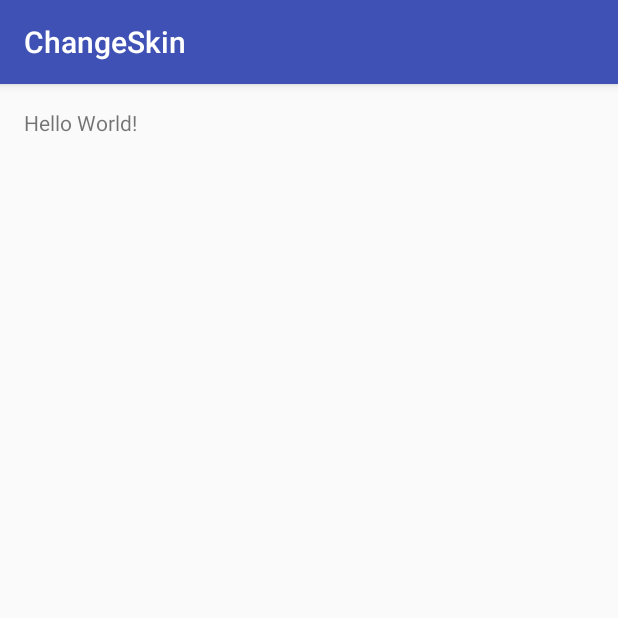
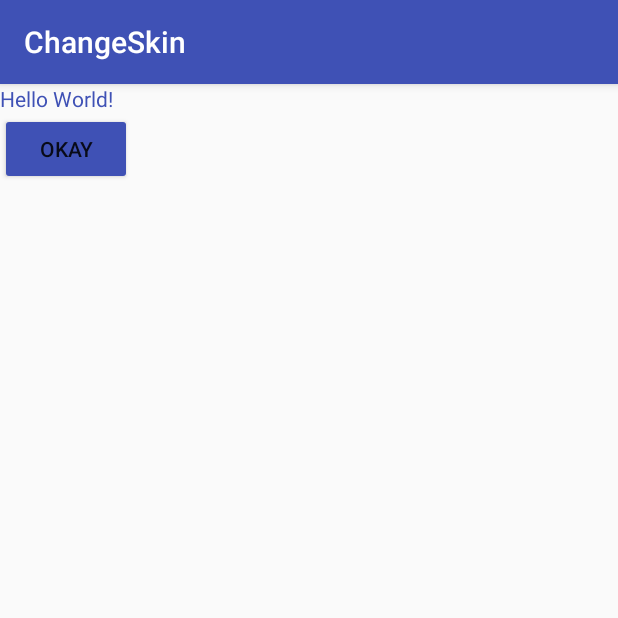
Before and after one commit to torv/ChangeSkin, an Android app: the screen it shows after launch (MainActivity), on a phone screen of 412 x 824 dp, the top half of it. Run offline under Robolectric (Android 15) with nearby library versions, the phone set to English and light mode, and no system bars.

Commit message:
Add skin logic

```diff
--- a/app/src/main/java/com/torv/adam/changeskin/MainActivity.java
+++ b/app/src/main/java/com/torv/adam/changeskin/MainActivity.java
@@ -1,13 +1,38 @@
 package com.torv.adam.changeskin;
 
+import android.graphics.PorterDuff;
 import android.support.v7.app.AppCompatActivity;
 import android.os.Bundle;
+import android.widget.Button;
+import android.widget.TextView;
 
 public class MainActivity extends AppCompatActivity {
+
+    TextView textView;
+    Button btn;
 
     @Override
     protected void onCreate(Bundle savedInstanceState) {
         super.onCreate(savedInstanceState);
+        /** init skin */
+        String packageName = "";
+        Bundle bundle = getIntent().getExtras();
+        if(null != bundle) {
+            packageName = bundle.getString(Skin.BUNDLE_KEY_PACKAGE_NAME, "");
+        }
+        Skin.instance.init(this, packageName);
+        /** init skin */
+
         setContentView(R.layout.activity_main);
+
+        initView();
+    }
+
+    private void initView() {
+        textView = (TextView) findViewById(R.id.id_textView);
+        btn = (Button) findViewById(R.id.id_btn);
+
+        textView.setTextColor(Skin.instance.getColor("colorPrimary"));
+        btn.getBackground().setColorFilter(Skin.instance.getColor("colorPrimary"), PorterDuff.Mode.MULTIPLY);
     }
 }
--- /dev/null
+++ b/app/src/main/java/com/torv/adam/changeskin/Skin.java
@@ -0,0 +1,83 @@
+package com.torv.adam.changeskin;
+
+import android.content.Context;
+import android.content.SharedPreferences;
+import android.content.pm.PackageManager;
+import android.content.res.Resources;
+import android.preference.PreferenceManager;
+import android.support.v4.content.SharedPreferencesCompat;
+import android.text.TextUtils;
+import android.util.Log;
+
+/**
+ * Created by AdamLi on 2017/2/8.
+ */
+
+public enum Skin {
+    instance;
+
+    public static final String BUNDLE_KEY_PACKAGE_NAME = "bundle_key_package_name";
+    public static final String SP_KEY_PACKAGE_NAME = "sp_key_package_name";
+
+    public static final String DEFTYPE_COLOR = "color";
+
+    private static final String TAG = Skin.class.getSimpleName();
+
+    private String mCurrentPackageName;
+    Resources mResources;
+
+    public synchronized void init(Context context, String packageName) {
+        if(null == context) {
+            return;
+        }
+        String tempName = packageName;
+        if(TextUtils.isEmpty(tempName)) {
+            if(!TextUtils.isEmpty(mCurrentPackageName)) {
+                Log.d(TAG, "skin not update and already init, return");
+                return;
+            } else {
+                // not init, need init, first check if saved?
+                tempName = getPackageNameFromSP(context);
+                if(TextUtils.isEmpty(tempName)) {
+                    // package name not saved, use default
+                    tempName = context.getPackageName();
+                }
+            }
+        } else {
+            if(tempName.equalsIgnoreCase(mCurrentPackageName)) {
+                Log.d(TAG, "save skin as before");
+                return;
+            }
+        }
+        mCurrentPackageName = tempName;
+        savePackageNameToSP(context, mCurrentPackageName);
+
+        try {
+            Context themeCtx = context.createPackageContext(mCurrentPackageName, Context.CONTEXT_IGNORE_SECURITY);
+            mResources = themeCtx.getResources();
+        } catch (PackageManager.NameNotFoundException e) {
+            e.printStackTrace();
+            mResources = context.getResources();
+        }
+    }
+
+    private void savePackageNameToSP(Context context, String packageName) {
+        SharedPreferences sharedPreferences = PreferenceManager.getDefaultSharedPreferences(context);
+        SharedPreferences.Editor editor = sharedPreferences.edit();
+        editor.putString(SP_KEY_PACKAGE_NAME, packageName);
+        SharedPreferencesCompat.EditorCompat.getInstance().apply(editor);
+    }
+
+    private String getPackageNameFromSP(Context context) {
+        SharedPreferences sharedPreferences = PreferenceManager.getDefaultSharedPreferences(context);
+        return sharedPreferences.getString(SP_KEY_PACKAGE_NAME, "");
+    }
+
+    public int getColor(String colorName) {
+        int color = -1;
+        if(!TextUtils.isEmpty(colorName) && null != mResources) {
+            color = mResources.getColor(mResources.getIdentifier(colorName, DEFTYPE_COLOR, mCurrentPackageName));
+        }
+        return color;
+    }
+}
--- a/app/src/main/res/layout/activity_main.xml
+++ b/app/src/main/res/layout/activity_main.xml
@@ -1,17 +1,18 @@
 <?xml version="1.0" encoding="utf-8"?>
 <RelativeLayout xmlns:android="http://schemas.android.com/apk/res/android"
-    xmlns:tools="http://schemas.android.com/tools"
     android:id="@+id/activity_main"
     android:layout_width="match_parent"
-    android:layout_height="match_parent"
-    android:paddingBottom="@dimen/activity_vertical_margin"
-    android:paddingLeft="@dimen/activity_horizontal_margin"
-    android:paddingRight="@dimen/activity_horizontal_margin"
-    android:paddingTop="@dimen/activity_vertical_margin"
-    tools:context="com.torv.adam.changeskin.MainActivity">
+    android:layout_height="match_parent">
 
     <TextView
+        android:id="@+id/id_textView"
         android:layout_width="wrap_content"
         android:layout_height="wrap_content"
         android:text="Hello World!" />
+    <Button
+        android:id="@+id/id_btn"
+        android:layout_below="@id/id_textView"
+        android:text="Okay"
+        android:layout_width="wrap_content"
+        android:layout_height="wrap_content" />
 </RelativeLayout>
```
